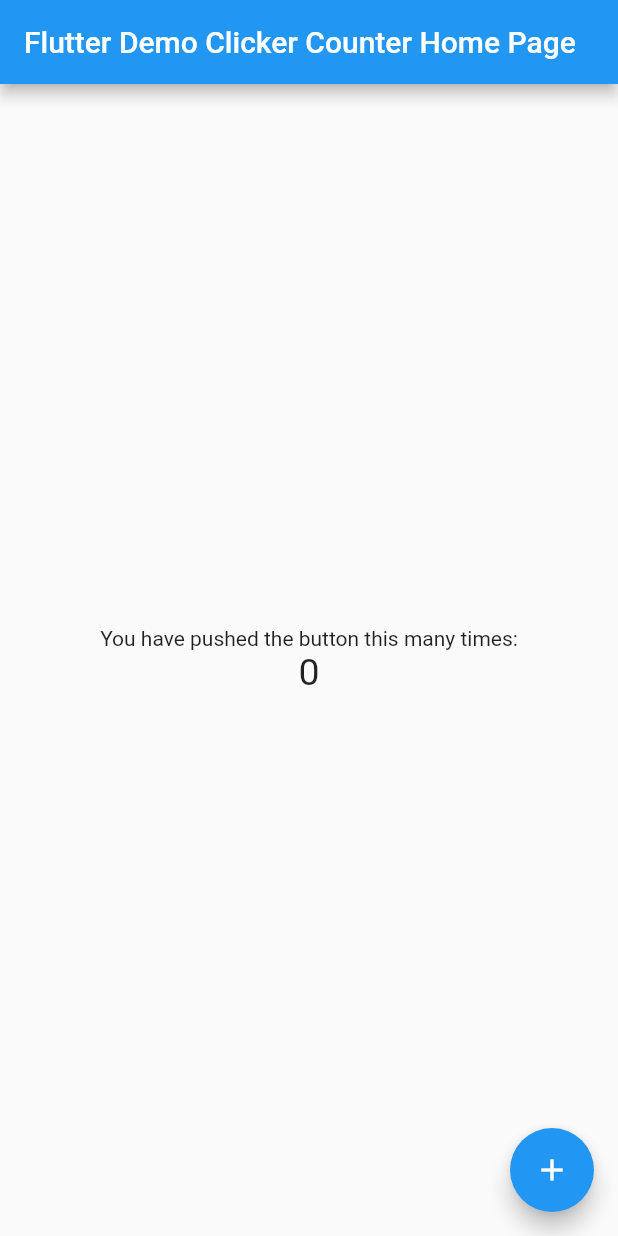
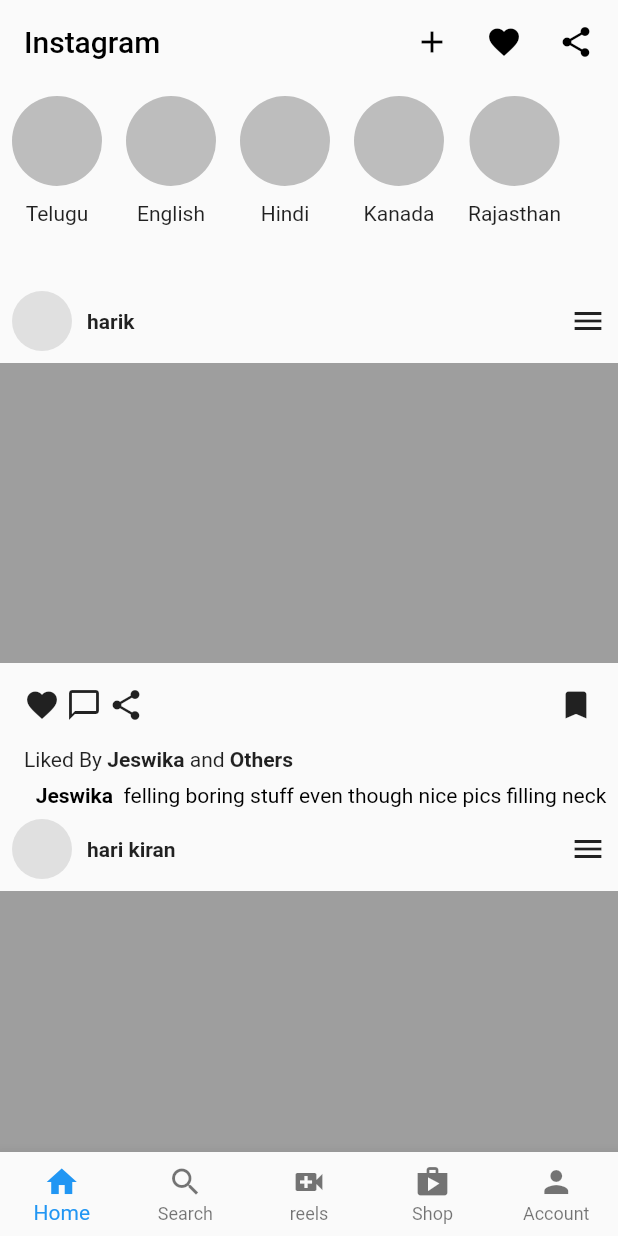
Before and after one commit to atplands/insta_ui, a Flutter app: the screen it shows after launch, on a phone screen of 412 x 824 dp. Run offline on Flutter 3.47's test engine with Material 2 defaults, Android fonts, the phone set to English and light mode, and no system bars; missing offline and left inert: dart:html, dart:js.

Commit message:
base updated.

```diff
--- /dev/null
+++ b/lib/homepage.dart
@@ -0,0 +1,47 @@
+import 'package:flutter/material.dart';
+import 'package:ui/account.dart';
+import 'package:ui/pages/home.dart';
+import 'package:ui/pages/reels.dart';
+import 'package:ui/pages/search.dart';
+import 'package:ui/pages/shop.dart';
+
+class HomePage extends StatefulWidget {
+  const HomePage({Key? key}) : super(key: key);
+  _HomePageState createState() => _HomePageState();
+}
+
+class _HomePageState extends State<HomePage> {
+  int _selectedIndex = 0;
+  void _navigationBottonBar(int index) {
+    setState(() {
+      _selectedIndex = index;
+    });
+  }
+
+  final List<Widget> _childern = [
+    UserHome(),
+    UserSearch(),
+    UserReels(),
+    UserShop(),
+    UserAccount(),
+  ];
+
+  @override
+  Widget build(BuildContext context) {
+    return Scaffold(
+      body: _childern[_selectedIndex],
+      bottomNavigationBar: BottomNavigationBar(
+        currentIndex: _selectedIndex,
+        onTap: _navigationBottonBar,
+        type: BottomNavigationBarType.fixed,
+        items: [
+          BottomNavigationBarItem(icon: Icon(Icons.home), label: 'Home'),
+          BottomNavigationBarItem(icon: Icon(Icons.search), label: 'Search'),
+          BottomNavigationBarItem(icon: Icon(Icons.video_call), label: 'reels'),
+          BottomNavigationBarItem(icon: Icon(Icons.shop), label: 'Shop'),
+          BottomNavigationBarItem(icon: Icon(Icons.person), label: 'Account'),
+        ],
+      ),
+    );
+  }
+}
--- a/lib/main.dart
+++ b/lib/main.dart
@@ -1,20 +1,23 @@
 import 'package:flutter/material.dart';
+import 'package:ui/homepage.dart';
 
 void main() => runApp(MyApp());
 
 class MyApp extends StatelessWidget {
+  const MyApp({Key? key}) : super(key: key);
   // This widget is the root of your application.
   @override
   Widget build(BuildContext context) {
     return MaterialApp(
       // Application name
-      title: 'Flutter Stateful Clicker Counter',
+      /*title: 'Flutter Stateful Clicker Counter',*/
       theme: ThemeData(
         // Application theme data, you can set the colors for the application as
         // you want
         primarySwatch: Colors.blue,
       ),
-      home: MyHomePage(title: 'Flutter Demo Clicker Counter Home Page'),
+      debugShowCheckedModeBanner: false,
+      home: HomePage(),
     );
   }
 }
--- /dev/null
+++ b/lib/pages/home.dart
@@ -0,0 +1,94 @@
+import 'dart:html';
+import 'dart:js';
+
+import 'package:flutter/cupertino.dart';
+import 'package:flutter/material.dart';
+import 'package:flutter/widgets.dart';
+import 'package:ui/util/bubble_stories.dart';
+import 'package:ui/util/user_posts.dart';
+
+class UserHome extends StatelessWidget {
+  final List people = [
+    "Telugu",
+    "English",
+    "Hindi",
+    "Kanada",
+    "Rajasthan",
+  ];
+  //const UserHome({Key? key}) : super(key: key);
+  @override
+  Widget build(BuildContext context) {
+    return Scaffold(
+      appBar: AppBar(
+        backgroundColor: Colors.transparent,
+        elevation: 0,
+        title: Row(
+          mainAxisAlignment: MainAxisAlignment.spaceBetween,
+          children: [
+            Text(
+              'Instagram',
+              style: const TextStyle(color: Colors.black),
+            ),
+            Row(
+              children: [
+                Icon(
+                  Icons.add,
+                  color: Colors.black,
+                ),
+                Padding(
+                  padding: EdgeInsets.all(24.0),
+                  child: GestureDetector(
+                    onTap: (() {
+                      debugPrint("you clicked on the Favorite");
+                    }),
+                    child: Icon(
+                      Icons.favorite,
+                      color: Colors.black,
+                    ),
+                  ),
+                ),
+                Icon(
+                  Icons.share,
+                  color: Colors.black,
+                ),
+              ],
+            ),
+          ],
+        ),
+      ),
+      body: SingleChildScrollView(
+        child: Column(
+          //scrollDirection: Axis.horizontal,
+          //crossAxisAlignment: CrossAxisAlignment.baseline,
+          //resizeToAvoidBottomInset: false,
+          //scroll: ,
+          children: [
+            Container(
+              height: 130,
+              /*child: ListView(
+                scrollDirection: Axis.horizontal,
+                children: [
+                  BubbleStories(text: 'Telugu'),
+                  BubbleStories(text: 'English'),
+                  BubbleStories(text: 'Hindi'),
+                  BubbleStories(text: 'Kanada'),
+                  BubbleStories(text: 'Rajasthani'),
+                ],
+              ),*/
+              child: ListView.builder(
+                  scrollDirection: Axis.horizontal,
+                  itemCount: people.length,
+                  itemBuilder: (context, index) {
+                    return BubbleStories(
+                      text: people[index],
+                    );
+                  }),
+            ),
+            UserPosts(name: 'harik'),
+            UserPosts(name: 'hari kiran'),
+          ],
+        ),
+      ),
+    );
+  }
+}
--- /dev/null
+++ b/lib/util/bubble_stories.dart
@@ -0,0 +1,32 @@
+import 'package:flutter/cupertino.dart';
+import 'package:flutter/material.dart';
+
+class BubbleStories extends StatelessWidget {
+  //const BubbleStories({Key? key}) : super(key: key);
+  final String text;
+
+  BubbleStories({required this.text});
+
+  @override
+  Widget build(BuildContext context) {
+    return Padding(
+      padding: EdgeInsets.all(8.0),
+      child: Column(
+        children: [
+          Container(
+            width: 60,
+            height: 60,
+            decoration: BoxDecoration(
+              shape: BoxShape.circle,
+              color: Colors.grey[400],
+            ),
+          ),
+          SizedBox(
+            height: 10,
+          ),
+          Text('${text}'),
+        ],
+      ),
+    );
+  }
+}
--- /dev/null
+++ b/lib/util/user_posts.dart
@@ -0,0 +1,116 @@
+// ignore_for_file: prefer_const_constructors
+
+import 'package:flutter/cupertino.dart';
+import 'package:flutter/material.dart';
+import 'package:flutter/widgets.dart';
+
+class UserPosts extends StatelessWidget {
+  //const UserPosts({Key? key}) : super(key: key);
+  final String name;
+  UserPosts({required this.name});
+  @override
+  Widget build(BuildContext context) {
+    return Column(
+      children: [
+        Padding(
+          padding: const EdgeInsets.all(8.0),
+          child: Row(
+            mainAxisAlignment: MainAxisAlignment.spaceBetween,
+            children: [
+              Row(
+                children: [
+                  Container(
+                    width: 40,
+                    height: 40,
+                    decoration: BoxDecoration(
+                      color: Colors.grey[300],
+                      shape: BoxShape.circle,
+                    ),
+                  ),
+                  SizedBox(
+                    width: 10,
+                  ),
+                  Text(
+                    name,
+                    style: TextStyle(
+                      fontWeight: FontWeight.bold,
+                    ),
+                  ),
+                ],
+              ),
+              Icon(Icons.menu),
+            ],
+          ),
+        ),
+        //post
+        Container(
+          height: 200,
+          color: Colors.grey,
+        ),
+        Padding(
+          padding: const EdgeInsets.all(16.0),
+          child: Row(
+            mainAxisAlignment: MainAxisAlignment.spaceBetween,
+            children: [
+              Row(
+                children: [
+                  Icon(Icons.favorite),
+                  Padding(
+                    padding: const EdgeInsets.symmetric(
+                      horizontal: 4,
+                    ),
+                    child: Icon(Icons.chat_bubble_outline),
+                  ),
+                  Icon(Icons.share),
+                ],
+              ),
+              Icon(Icons.bookmark),
+            ],
+          ),
+        ),
+        //like By
+        Padding(
+          padding: const EdgeInsets.only(left: 16.0),
+          child: Row(
+            children: [
+              Text('Liked By '),
+              Text(
+                'Jeswika ',
+                style: TextStyle(fontWeight: FontWeight.bold),
+              ),
+              Text('and '),
+              Text(
+                'Others',
+                style: TextStyle(fontWeight: FontWeight.bold),
+              ),
+            ],
+          ),
+        ),
+        Padding(
+          padding: const EdgeInsets.only(
+            left: 16.0,
+            top: 8,
+          ),
+          child: RichText(
+            text: TextSpan(
+              style: TextStyle(color: Colors.black),
+              children: [
+                TextSpan(
+                  text: "Jeswika  ",
+                  style: TextStyle(
+                    fontWeight: FontWeight.bold,
+                  ),
+                  //text: "I am feel very well and sleepy and likes boring me today.",
+                ),
+                TextSpan(
+                  text:
+                      "felling boring stuff even though nice pics filling neck",
+                ),
+              ],
+            ),
+          ),
+        )
+      ],
+    );
+  }
+}
```
Also changed, not shown: lib/account.dart (added, +230 -0 lines), lib/pages/reels.dart (added, +11 -0 lines), lib/pages/search.dart (added, +39 -0 lines), lib/pages/shop.dart (added, +39 -0 lines), lib/util/account_tab1.dart (added, +20 -0 lines), lib/util/account_tab2.dart (added, +20 -0 lines), lib/util/account_tab3.dart (added, +20 -0 lines), lib/util/account_tab4.dart (added, +20 -0 lines), lib/util/explore_grid.dart (added, +20 -0 lines), lib/util/shop_grid.dart (added, +20 -0 lines), 1 other file.
